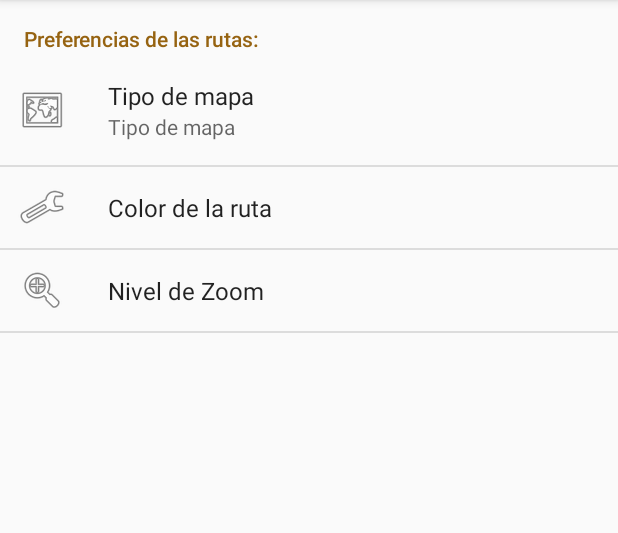
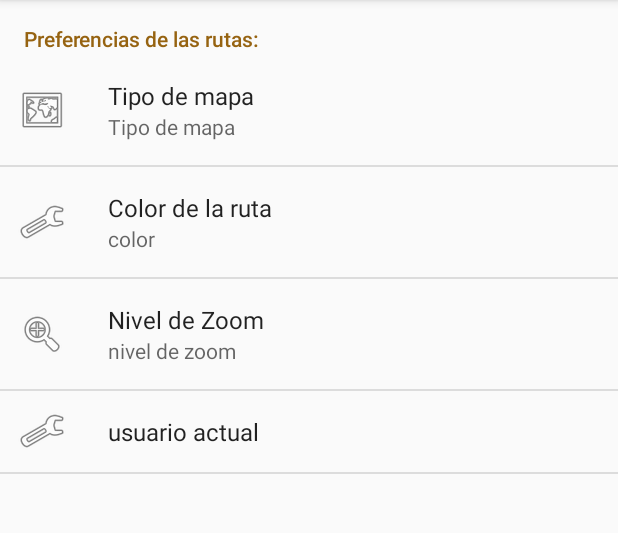
Before and after one commit to llaveru/proyectosabado, an Android app: the screen it shows after launch (ActividadPreferencias), in the side drawer, after a tap on "Preferencias", on a phone screen of 412 x 824 dp, the part 84-617 px from its top. Run offline under Robolectric (Android 15) with nearby library versions, the phone set to English and light mode, and no system bars.

Commit message:
se mejoran las preferencias añadiendo colores y zoom, Aún se mejoran mucho mas

```diff
--- a/app/src/main/java/com/example/hpasarin/sistemalogin2/FragmentObtenerLista.java
+++ b/app/src/main/java/com/example/hpasarin/sistemalogin2/FragmentObtenerLista.java
@@ -120,9 +120,9 @@ public class FragmentObtenerLista extends Fragment {
         //del gestor con el nombre  del usuario que está logueado como segundo parametro.
 
         //si hay fichero de configuracion, accedo a sus recursos. para obtener el segundo parametro
-        SharedPreferences prefs = getActivity().getSharedPreferences("configaplicacion", Context.MODE_APPEND);
-
-        tarea.execute(ruta,prefs.getString("id","1"));
+        //SharedPreferences prefs = getActivity().getSharedPreferences("configaplicacion", Context.MODE_APPEND);
+        SharedPreferences prefes = ((MainActivity) getActivity()).prefs;
+        tarea.execute(ruta,prefes.getString("usuarioActual","1")); //si no hay id en las prefs, id=3
         return vista;
     }
 
--- a/app/src/main/java/com/example/hpasarin/sistemalogin2/MainActivity.java
+++ b/app/src/main/java/com/example/hpasarin/sistemalogin2/MainActivity.java
@@ -19,26 +19,40 @@ import android.support.v7.app.AppCompatActivity;
 import android.support.v7.widget.Toolbar;
 import android.view.Menu;
 import android.view.MenuItem;
+import android.widget.Toast;
 
-public class MainActivity extends AppCompatActivity
-        implements NavigationView.OnNavigationItemSelectedListener {
+public class MainActivity extends AppCompatActivity        implements NavigationView.OnNavigationItemSelectedListener {
+
     SharedPreferences prefs;
     //cargar configuración aplicación Android usando SharedPreferences
     public void cargarConfiguracion()
     {
         //si hay fichero de configuracion, accedo a sus recursos.
-         prefs = getSharedPreferences("configaplicacion", Context.MODE_APPEND);
+        //prefs = getSharedPreferences("configaplicacion", Context.MODE_APPEND);
+        prefs=PreferenceManager.getDefaultSharedPreferences(this);
+
         //devolvera 99 si no encuentra ningun par key-value para id seria el valor por defecto
-        Log.d("PRUEBA",prefs.getAll().toString());
-        this.setTitle("identificado como "+(prefs.getString("id", "99")));
+        Log.d("PRUEBA","TENGO ESTAS PREFERENCIAS"+prefs.getAll().toString());
+        if (prefs.getString("usuarioActual","99").equals("99")){
+            Toast.makeText(getApplicationContext(),"Debe logearse para acceder a geolocalización.",Toast.LENGTH_SHORT).show();
+        }
+
+        this.setTitle("identificado como "+(prefs.getString("usuarioActual", "99")));
         //opUbicacionFichero.setChecked(prefs.getBoolean("GuardarSDCard", true));
     }
 
 
     @Override
+    protected void onResume() {
+        super.onResume();
+        //buen sitio para cargar preferencias.
+        cargarConfiguracion();
+    }
+
+    @Override
     protected void onCreate(Bundle savedInstanceState) {
         super.onCreate(savedInstanceState);
-        cargarConfiguracion();
+
         setContentView(R.layout.activity_main);
         cargarConfiguracion();
         Toolbar toolbar = (Toolbar) findViewById(R.id.toolbar);
@@ -130,6 +144,7 @@ public class MainActivity extends AppCompatActivity
 
             //PONGO COMO TIPO DE MAPA EL QUE QUIERA PONER POR DEFECTO
             SharedPreferences prefs = PreferenceManager.getDefaultSharedPreferences(this);
+
             prefs.getString("opcionTipoMapa","SAT");
             Snackbar.make(this.findViewById(R.id.contenedor), "Se restablecen las opciones por defecto", Snackbar.LENGTH_LONG).setAction("Action", null).show();
 
--- a/app/src/main/res/values/strings.xml
+++ b/app/src/main/res/values/strings.xml
@@ -15,8 +15,8 @@
         <item>Satelite</item>
         <item>Relieve</item>
         <item>Calles</item>
+        </string-array>
 
-        </string-array>
     <string-array name="codigoMapas">
         <item>SAT</item>
         <item>REl</item>
@@ -29,11 +29,12 @@
         <item>Verde</item>
         <item>Negro</item>
     </string-array>
+
     <string-array name="codigoColores">
-        <item>red</item>
-        <item>blue</item>
-        <item>green</item>
-        <item>black</item>
+        <item>ROJ</item>
+        <item>AZU</item>
+        <item>VER</item>
+        <item>NEG</item>
     </string-array>
 
     <string-array name="zoom">
@@ -43,6 +44,7 @@
         <item>15</item>
         <item>20</item>
     </string-array>
+
     <string-array name="codigoZoom">
         <item>2</item>
         <item>5</item>
--- a/app/src/main/res/xml/preferencias.xml
+++ b/app/src/main/res/xml/preferencias.xml
@@ -18,6 +18,7 @@
 
 
         <ListPreference
+            android:summary="color"
             android:icon="@android:drawable/ic_menu_preferences"
             android:key="opcionColorRuta"
             android:title="Color de la ruta"
@@ -27,6 +28,7 @@
 
         <ListPreference
             android:icon="@android:drawable/ic_menu_zoom"
+            android:summary="nivel de zoom"
             android:key="opcionZoom"
             android:title="Nivel de Zoom"
             android:dialogTitle="Seleccione el zoom del mapa"
@@ -34,6 +36,17 @@
             android:entryValues="@array/codigoZoom"
             />
 
+    <EditTextPreference
+        android:icon="@android:drawable/ic_menu_manage"
+        android:key="usuarioActual"
+        android:title="usuario actual"
+        android:enabled="true"
+        />
 
     </PreferenceCategory>
+
+
+
+
+
 </PreferenceScreen>
```
Also changed, not shown: app/src/main/java/com/example/hpasarin/sistemalogin2/ConexionCorrecta.java (+17 -7 lines), app/src/main/java/com/example/hpasarin/sistemalogin2/MapsActivity.java (+14 -2 lines).
